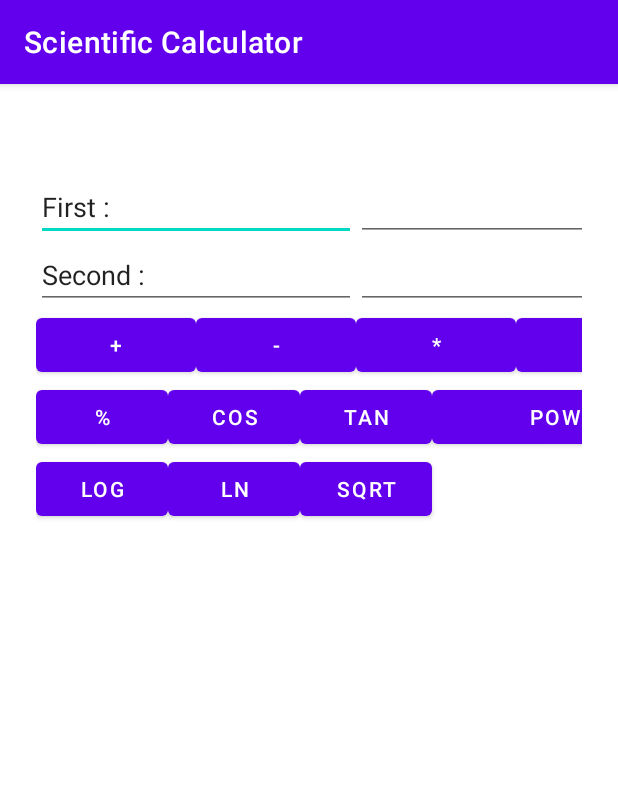
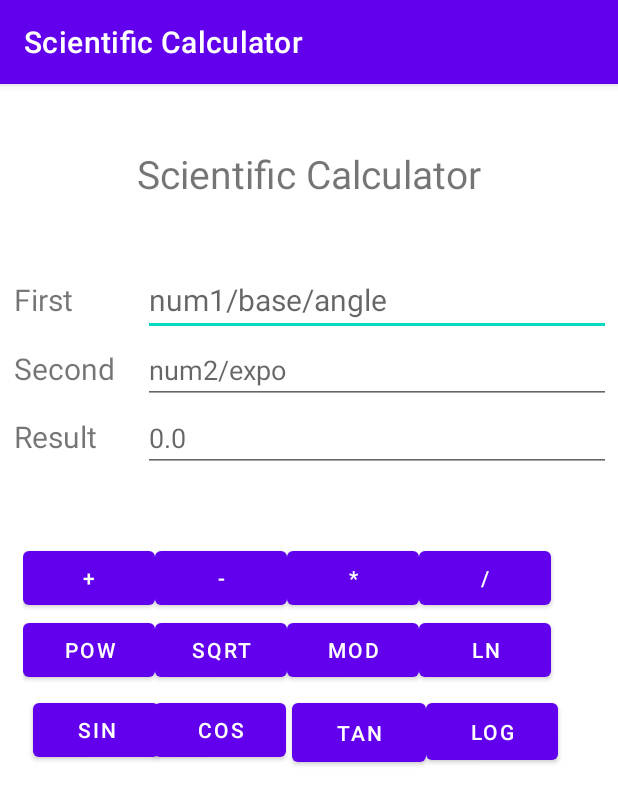
Before and after one commit to thuhin-khanna/MAD-LAB, an Android app: the screen it shows after launch (MainActivity), on a phone screen of 412 x 824 dp. Shown: the top 805 px of the screen. Run offline under Robolectric (Android 15) with nearby library versions, the phone set to English and light mode, and no system bars.

Commit message:
ScientificCalculator

```diff
--- a/ScientificCalculator/app/src/main/java/com/example/scientificcalculator/MainActivity.java
+++ b/ScientificCalculator/app/src/main/java/com/example/scientificcalculator/MainActivity.java
@@ -3,14 +3,127 @@ package com.example.scientificcalculator;
 import androidx.appcompat.app.AppCompatActivity;
 
 import android.os.Bundle;
+import android.view.View;
+import android.widget.Button;
+import android.widget.EditText;
 
-public class MainActivity extends AppCompatActivity {
+public class MainActivity extends AppCompatActivity implements View.OnClickListener {
+
+    EditText num1, num2, num3;
+    Button btn1, btn2, btn3, btn4, btn5, btn6, btn7, btn8, btn9, btn10, btn11, btn12;
 
     @Override
     protected void onCreate(Bundle savedInstanceState) {
         super.onCreate(savedInstanceState);
         setContentView(R.layout.activity_main);
-        //+, *, /, =, cos, sin, tan, pow, sqrt, log, lan and mod
 
+        num1 = findViewById(R.id.num1);
+        num2 = findViewById(R.id.num2);
+        num3 = findViewById(R.id.num3);
+
+        btn1 = findViewById(R.id.btn1);
+        btn2 = findViewById(R.id.btn2);
+        btn3 = findViewById(R.id.btn3);
+        btn4 = findViewById(R.id.btn4);
+        btn5 = findViewById(R.id.btn5);
+        btn6 = findViewById(R.id.btn6);
+        btn7 = findViewById(R.id.btn7);
+        btn8 = findViewById(R.id.btn8);
+        btn9 = findViewById(R.id.btn9);
+        btn10 = findViewById(R.id.btn10);
+        btn11 = findViewById(R.id.btn11);
+        btn12 = findViewById(R.id.btn12);
+
+        btn1.setOnClickListener(this);
+        btn2.setOnClickListener(this);
+        btn3.setOnClickListener(this);
+        btn4.setOnClickListener(this);
+        btn5.setOnClickListener(this);
+        btn6.setOnClickListener(this);
+        btn7.setOnClickListener(this);
+        btn8.setOnClickListener(this);
+        btn9.setOnClickListener(this);
+        btn10.setOnClickListener(this);
+        btn11.setOnClickListener(this);
+        btn12.setOnClickListener(this);
+    }
+
+    //@Override
+    public void onClick(View view){
+
+        if(view==btn1){
+            Float n1 = Float.parseFloat(num1.getText().toString());
+            Float n2 = Float.parseFloat(num2.getText().toString());
+            float n3 = n1 + n2;
+            num3.setText(String.valueOf(n3));
+        }
+        if(view==btn2){
+            Float n1 = Float.parseFloat(num1.getText().toString());
+            Float n2 = Float.parseFloat(num2.getText().toString());
+            float n3 = n1 - n2;
+            num3.setText(String.valueOf(n3));
+        }
+        if(view==btn3){
+            Float n1 = Float.parseFloat(num1.getText().toString());
+            Float n2 = Float.parseFloat(num2.getText().toString());
+            float n3 = n1*n2;
+            num3.setText(String.valueOf(n3));
+        }
+        if(view==btn4){
+            Float n1 = Float.parseFloat(num1.getText().toString());
+            Float n2 = Float.parseFloat(num2.getText().toString());
+            float n3 = n1/n2;
+            num3.setText(String.valueOf(n3));
+        }
+        if(view==btn5){
+            //pow
+            float n1 = Float.parseFloat(num1.getText().toString());
+            float n2 = Float.parseFloat(num2.getText().toString());
+            double n3 = Math.pow(n1,n2);
+            num3.setText(String.valueOf(n3));
+        }
+        if(view==btn6){
+            //sqrt
+            float n1 = Float.parseFloat(num1.getText().toString());
+            double n3 = Math.sqrt(n1);
+            num3.setText(String.valueOf(n3));
+        }
+        if(view==btn7){
+            //mod
+            Float n1 = Float.parseFloat(num1.getText().toString());
+            Float n2 = Float.parseFloat(num2.getText().toString());
+            float n3 = n1%n2;
+            num3.setText(String.valueOf(n3));
+        }
+        if(view==btn8){
+            //ln - log
+            float n1 = Float.parseFloat(num1.getText().toString());
+            double n3 = Math.log(n1);
+            num3.setText(String.valueOf(n3));
+        }
+        if(view==btn9){
+            //sin
+            float n1 = Float.parseFloat(num1.getText().toString());
+            double n3 = Math.sin(n1);
+            num3.setText(String.valueOf(n3));
+        }
+        if(view==btn10){
+            //cos
+            float n1 = Float.parseFloat(num1.getText().toString());
+            double n3 = Math.cos(n1);
+            num3.setText(String.valueOf(n3));
+        }
+        if(view==btn11){
+            //tan
+            float n1 = Float.parseFloat(num1.getText().toString());
+            double n3 = Math.tan(n1);
+            num3.setText(String.valueOf(n3));
+        }
+        if(view==btn12){
+            //log - log10
+            float n1 = Float.parseFloat(num1.getText().toString());
+            double n3 = Math.log10(n1);
+            num3.setText(String.valueOf(n3));
+        }
     }
 }
--- a/ScientificCalculator/app/src/main/res/layout/activity_main.xml
+++ b/ScientificCalculator/app/src/main/res/layout/activity_main.xml
@@ -4,12 +4,25 @@
     xmlns:tools="http://schemas.android.com/tools"
     android:layout_width="match_parent"
     android:layout_height="match_parent"
-    tools:context=".MainActivity" >
+    tools:context=".MainActivity">
+
+    <TextView
+        android:id="@+id/tv1"
+        android:layout_width="wrap_content"
+        android:layout_height="wrap_content"
+        android:text="Scientific Calculator"
+        android:textSize="26sp"
+        app:layout_constraintBottom_toBottomOf="parent"
+        app:layout_constraintEnd_toEndOf="parent"
+        app:layout_constraintStart_toStartOf="parent"
+        app:layout_constraintTop_toTopOf="parent"
+        app:layout_constraintVertical_bias="0.057" />
 
     <TableLayout
-        android:layout_width="364dp"
-        android:layout_height="649dp"
-        app:layout_constraintBottom_toBottomOf="parent"
+        android:id="@+id/tl1"
+        android:layout_width="394dp"
+        android:layout_height="155dp"
+        android:layout_marginTop="120dp"
         app:layout_constraintEnd_toEndOf="parent"
         app:layout_constraintStart_toStartOf="parent"
         app:layout_constraintTop_toTopOf="parent">
@@ -18,164 +31,187 @@
             android:layout_width="match_parent"
             android:layout_height="match_parent">
 
-            <LinearLayout
-                android:layout_width="match_parent"
-                android:layout_height="match_parent"
-                android:orientation="horizontal">
-
-                <EditText
-                    android:id="@+id/text1"
-                    android:layout_width="wrap_content"
-                    android:layout_height="wrap_content"
-                    android:layout_weight="1"
-                    android:ems="10"
-                    android:inputType="textPersonName"
-                    android:text="First : " />
+            <TextView
+                android:id="@+id/tv2"
+                android:layout_width="86dp"
+                android:layout_height="45dp"
+                android:text="First"
+                android:textSize="20sp" />
 
             <EditText
                 android:id="@+id/num1"
-                    android:layout_width="wrap_content"
+                android:layout_width="334dp"
                 android:layout_height="wrap_content"
-                    android:layout_weight="1"
                 android:ems="10"
-                    android:inputType="numberSigned" />
-
-            </LinearLayout>
+                android:hint="num1/base/angle"
+                android:inputType="numberSigned"
+                android:textSize="20sp"
+                tools:ignore="SpeakableTextPresentCheck" />
         </TableRow>
 
         <TableRow
             android:layout_width="match_parent"
             android:layout_height="match_parent">
 
-            <LinearLayout
-                android:layout_width="match_parent"
-                android:layout_height="match_parent"
-                android:orientation="horizontal">
-
-                <EditText
-                    android:id="@+id/editTextTextPersonName3"
+            <TextView
+                android:id="@+id/tv3"
                 android:layout_width="wrap_content"
                 android:layout_height="wrap_content"
-                    android:layout_weight="1"
-                    android:ems="10"
-                    android:inputType="textPersonName"
-                    android:text="Second : " />
+                android:text="Second"
+                android:textSize="20sp" />
 
             <EditText
                 android:id="@+id/num2"
                 android:layout_width="wrap_content"
                 android:layout_height="wrap_content"
-                    android:layout_weight="1"
                 android:ems="10"
-                    android:inputType="numberSigned" />
-            </LinearLayout>
+                android:hint="num2/expo"
+                android:inputType="numberSigned"
+                tools:ignore="TouchTargetSizeCheck" />
         </TableRow>
 
         <TableRow
             android:layout_width="match_parent"
             android:layout_height="match_parent">
 
-            <LinearLayout
+            <TextView
+                android:id="@+id/tv4"
+                android:layout_width="wrap_content"
+                android:layout_height="wrap_content"
+                android:text="Result"
+                android:textSize="20sp" />
+
+            <EditText
+                android:id="@+id/num3"
+                android:layout_width="wrap_content"
+                android:layout_height="wrap_content"
+                android:ems="10"
+                android:hint="0.0"
+                android:inputType="numberSigned"
+                tools:ignore="TouchTargetSizeCheck" />
+        </TableRow>
+
+    </TableLayout>
+
+    <TableLayout
+        android:id="@+id/tl2"
+        android:layout_width="388dp"
+        android:layout_height="101dp"
+        app:layout_constraintBottom_toBottomOf="parent"
+        app:layout_constraintEnd_toEndOf="parent"
+        app:layout_constraintHorizontal_bias="0.64"
+        app:layout_constraintStart_toStartOf="parent"
+        app:layout_constraintTop_toBottomOf="@+id/tl1"
+        app:layout_constraintVertical_bias="0.077">
+
+        <TableRow
             android:layout_width="match_parent"
-                android:layout_height="match_parent"
-                android:orientation="horizontal">
+            android:layout_height="match_parent">
 
             <Button
                 android:id="@+id/btn1"
                 android:layout_width="wrap_content"
                 android:layout_height="wrap_content"
-                    android:layout_weight="1"
                 android:text="+" />
 
             <Button
                 android:id="@+id/btn2"
                 android:layout_width="wrap_content"
                 android:layout_height="wrap_content"
-                    android:layout_weight="1"
                 android:text="-" />
 
             <Button
                 android:id="@+id/btn3"
                 android:layout_width="wrap_content"
                 android:layout_height="wrap_content"
-                    android:layout_weight="1"
                 android:text="*" />
 
             <Button
                 android:id="@+id/btn4"
                 android:layout_width="wrap_content"
-                    android:layout_height="wrap_content"
-                    android:layout_weight="1"
+                android:layout_height="match_parent"
                 android:text="/" />
-            </LinearLayout>
         </TableRow>
 
         <TableRow
             android:layout_width="match_parent"
             android:layout_height="match_parent">
 
-            <LinearLayout
-                android:layout_width="match_parent"
-                android:layout_height="match_parent"
-                android:orientation="horizontal">
-
             <Button
                 android:id="@+id/btn5"
                 android:layout_width="wrap_content"
                 android:layout_height="wrap_content"
-                    android:text="%" />
+                android:text="pow" />
 
             <Button
                 android:id="@+id/btn6"
                 android:layout_width="wrap_content"
                 android:layout_height="wrap_content"
-                    android:text="cos" />
+                android:text="sqrt" />
 
             <Button
                 android:id="@+id/btn7"
                 android:layout_width="wrap_content"
                 android:layout_height="wrap_content"
-                    android:text="tan" />
+                android:text="mod" />
 
             <Button
                 android:id="@+id/btn8"
                 android:layout_width="wrap_content"
                 android:layout_height="wrap_content"
-                    android:layout_weight="1"
-                    android:text="pow" />
-            </LinearLayout>
+                android:text="ln" />
 
         </TableRow>
 
-        <TableRow
-            android:layout_width="match_parent"
-            android:layout_height="match_parent">
-
-            <LinearLayout
-                android:layout_width="match_parent"
-                android:layout_height="match_parent"
-                android:orientation="horizontal">
+    </TableLayout>
 
     <Button
         android:id="@+id/btn9"
-                    android:layout_width="wrap_content"
-                    android:layout_height="wrap_content"
-                    android:text="log" />
+        android:layout_width="84dp"
+        android:layout_height="48dp"
+        android:text="sin"
+        app:layout_constraintBottom_toBottomOf="parent"
+        app:layout_constraintEnd_toEndOf="parent"
+        app:layout_constraintHorizontal_bias="0.067"
+        app:layout_constraintStart_toStartOf="parent"
+        app:layout_constraintTop_toBottomOf="@+id/tl2"
+        app:layout_constraintVertical_bias="0.0" />
 
     <Button
         android:id="@+id/btn10"
         android:layout_width="wrap_content"
         android:layout_height="wrap_content"
-                    android:text="ln" />
+        android:layout_marginEnd="4dp"
+        android:text="cos"
+        app:layout_constraintBottom_toBottomOf="parent"
+        app:layout_constraintEnd_toStartOf="@+id/btn11"
+        app:layout_constraintHorizontal_bias="1.0"
+        app:layout_constraintStart_toStartOf="parent"
+        app:layout_constraintTop_toBottomOf="@+id/tl2"
+        app:layout_constraintVertical_bias="0.0" />
 
     <Button
         android:id="@+id/btn11"
-                    android:layout_width="wrap_content"
-                    android:layout_height="wrap_content"
-                    android:text="sqrt" />
+        android:layout_width="89dp"
+        android:layout_height="51dp"
+        android:text="tan"
+        app:layout_constraintBottom_toBottomOf="parent"
+        app:layout_constraintEnd_toEndOf="parent"
+        app:layout_constraintHorizontal_bias="0.604"
+        app:layout_constraintStart_toStartOf="parent"
+        app:layout_constraintTop_toBottomOf="@+id/tl2"
+        app:layout_constraintVertical_bias="0.0" />
 
-            </LinearLayout>
+    <Button
+        android:id="@+id/btn12"
+        android:layout_width="88dp"
+        android:layout_height="50dp"
+        android:text="log"
+        app:layout_constraintBottom_toBottomOf="parent"
+        app:layout_constraintEnd_toEndOf="parent"
+        app:layout_constraintHorizontal_bias="0.0"
+        app:layout_constraintStart_toEndOf="@+id/btn11"
+        app:layout_constraintTop_toBottomOf="@+id/tl2"
+        app:layout_constraintVertical_bias="0.0" />
 
-        </TableRow>
-    </TableLayout>
 </androidx.constraintlayout.widget.ConstraintLayout>
```
Also changed, not shown: 5 other files. Lines whose indentation alone changed are shown as unchanged.
